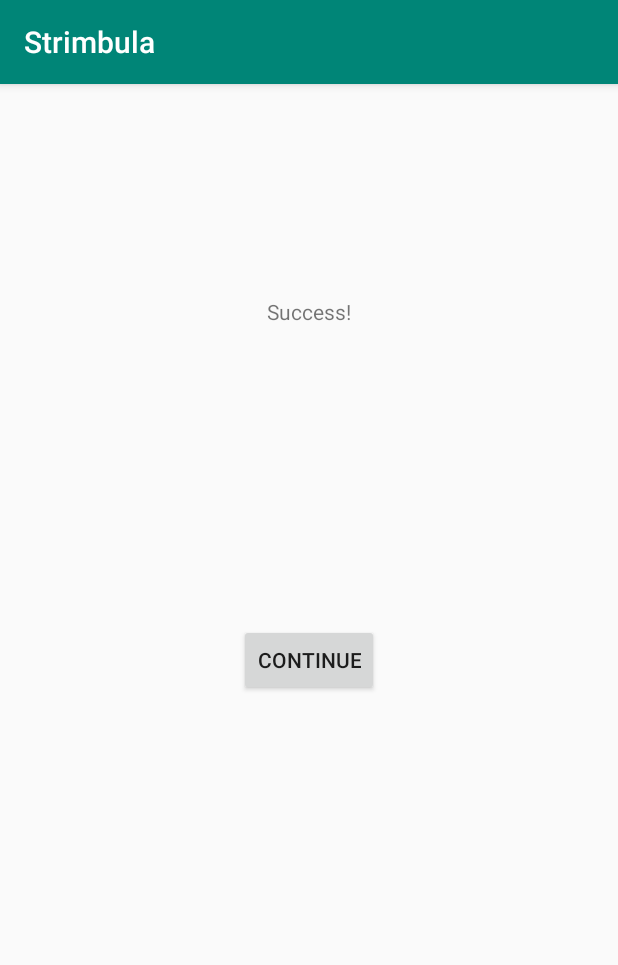
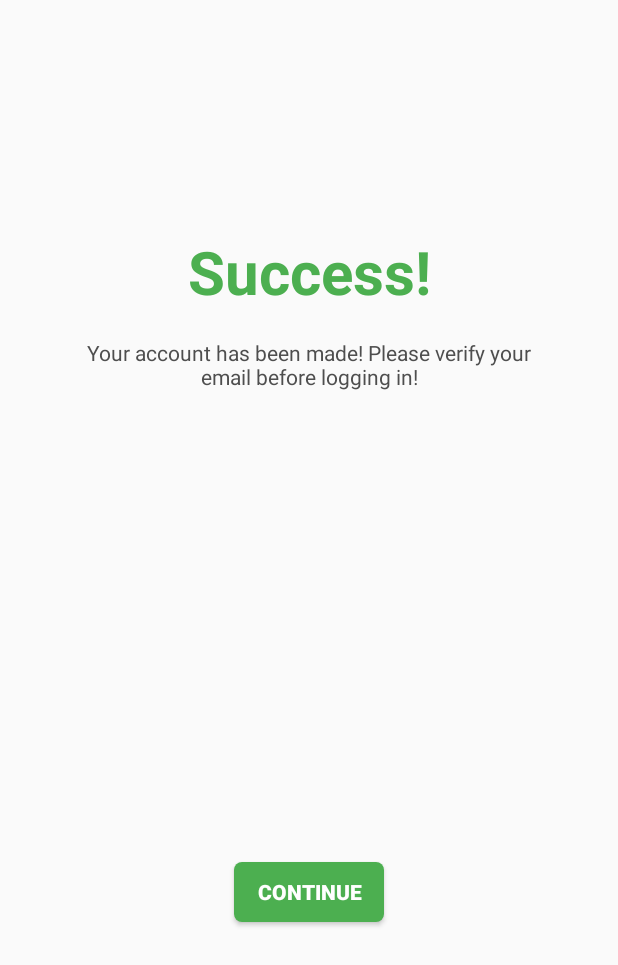
Before and after one commit to Uitjesssoep/De_App_JR, an Android app: the SignUp_Success_Activity screen opened directly, with no data from a screen before it, on a phone screen of 412 x 824 dp. Shown: the top 965 px of the screen. Run offline under Robolectric (Android 15) with nearby library versions, the phone set to English and light mode, and no system bars.

Commit message:
Commit van Robbert

```diff
--- a/app/src/main/java/com/example/myfirstapp/SignUp_Success_Activity.java
+++ b/app/src/main/java/com/example/myfirstapp/SignUp_Success_Activity.java
@@ -1,10 +1,13 @@
 package com.example.myfirstapp;
 
 import androidx.appcompat.app.AppCompatActivity;
+import androidx.core.content.ContextCompat;
 
 import android.content.Intent;
 import android.os.Bundle;
 import android.view.View;
+import android.view.Window;
+import android.view.WindowManager;
 import android.widget.Button;
 
 public class SignUp_Success_Activity extends AppCompatActivity {
@@ -16,7 +19,24 @@ public class SignUp_Success_Activity extends AppCompatActivity {
         super.onCreate(savedInstanceState);
         setContentView(R.layout.activity_sign_up__success_);
 
-        Continue = findViewById(R.id.btnContinueSuccessSignUp);
+        //voor het weghalen van de actionbar
+
+        getSupportActionBar().hide();
+
+
+        //voor het geven van kleur aan de status bar:
+
+        Window window = SignUp_Success_Activity.this.getWindow();
+
+        window.clearFlags(WindowManager.LayoutParams.FLAG_TRANSLUCENT_STATUS);
+
+        window.addFlags(WindowManager.LayoutParams.FLAG_DRAWS_SYSTEM_BAR_BACKGROUNDS);
+
+        window.setStatusBarColor(ContextCompat.getColor(SignUp_Success_Activity.this, R.color.statusBarColorLogin));
+
+        getWindow().getDecorView().setSystemUiVisibility(View.SYSTEM_UI_FLAG_LIGHT_STATUS_BAR);
+
+        Continue = findViewById(R.id.btnContinueForgotPasswordSuccess2);
 
         Continue.setOnClickListener(new View.OnClickListener() {
             @Override
--- a/app/src/main/res/layout/activity_sign_up__success_.xml
+++ b/app/src/main/res/layout/activity_sign_up__success_.xml
@@ -7,23 +7,50 @@
     tools:context=".SignUp_Success_Activity">
 
     <Button
-        android:id="@+id/btnContinueSuccessSignUp"
-        android:layout_width="wrap_content"
-        android:layout_height="wrap_content"
+        android:id="@+id/btnContinueForgotPasswordSuccess2"
+        android:layout_width="100dp"
+        android:layout_height="40dp"
+        android:layout_marginStart="32dp"
+        android:layout_marginEnd="32dp"
+        android:background="@drawable/button_roundedcorners_login"
+        android:scrollbarSize="0dp"
+        android:shadowColor="#00FFFFFF"
+        android:shadowDy="0"
         android:text="Continue"
+        android:textColor="#FFFFFF"
+        android:textStyle="bold"
         app:layout_constraintBottom_toBottomOf="parent"
         app:layout_constraintEnd_toEndOf="parent"
         app:layout_constraintStart_toStartOf="parent"
-        app:layout_constraintTop_toTopOf="parent" />
+        app:layout_constraintTop_toBottomOf="@+id/tvExplainingForgotPasswordSuccess2"
+        app:layout_constraintVertical_bias="0.6" />
+
+    <TextView
+        android:id="@+id/tvExplainingForgotPasswordSuccess2"
+        android:layout_width="0dp"
+        android:layout_height="wrap_content"
+        android:layout_marginStart="40dp"
+        android:layout_marginEnd="40dp"
+        android:text="Your account has been made! Please verify your email before logging in!"
+        android:textAlignment="center"
+        android:textColor="#4E4E4E"
+        app:layout_constraintBottom_toBottomOf="parent"
+        app:layout_constraintEnd_toEndOf="parent"
+        app:layout_constraintStart_toStartOf="parent"
+        app:layout_constraintTop_toBottomOf="@+id/textView3"
+        app:layout_constraintVertical_bias="0.03" />
 
     <TextView
         android:id="@+id/textView3"
         android:layout_width="wrap_content"
         android:layout_height="wrap_content"
         android:text="Success!"
+        android:textColor="#4CAF50"
+        android:textSize="40sp"
+        android:textStyle="bold"
         app:layout_constraintBottom_toBottomOf="parent"
         app:layout_constraintEnd_toEndOf="parent"
         app:layout_constraintStart_toStartOf="parent"
         app:layout_constraintTop_toTopOf="parent"
-        app:layout_constraintVertical_bias="0.19" />
+        app:layout_constraintVertical_bias="0.2" />
 </androidx.constraintlayout.widget.ConstraintLayout>
```
